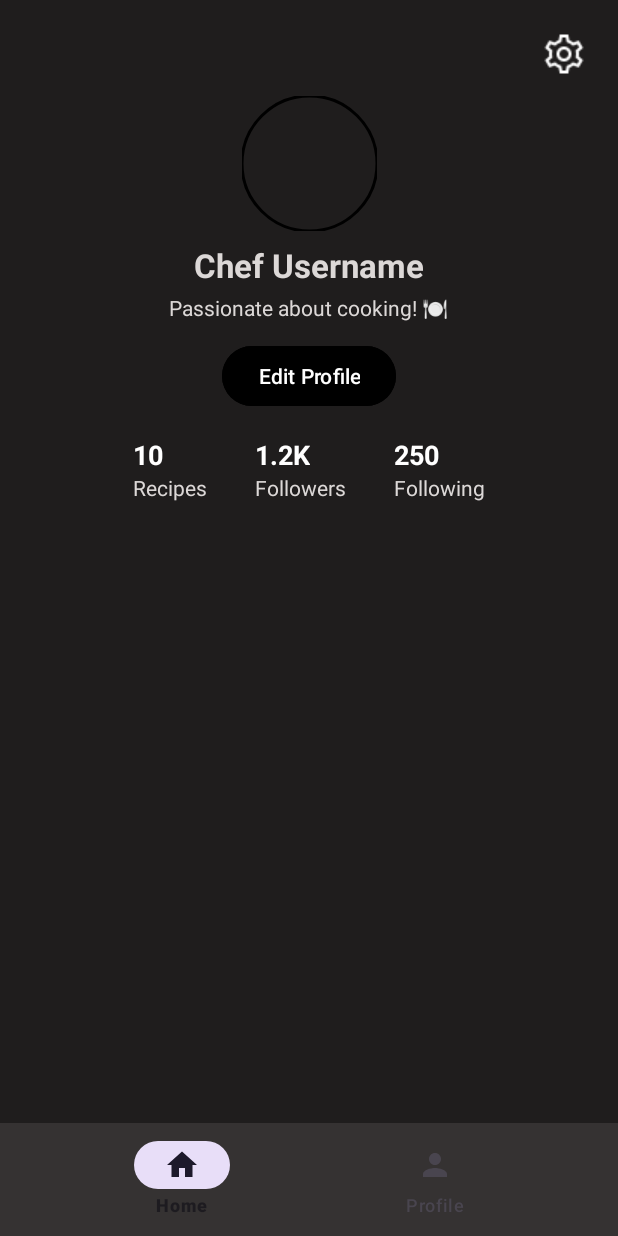
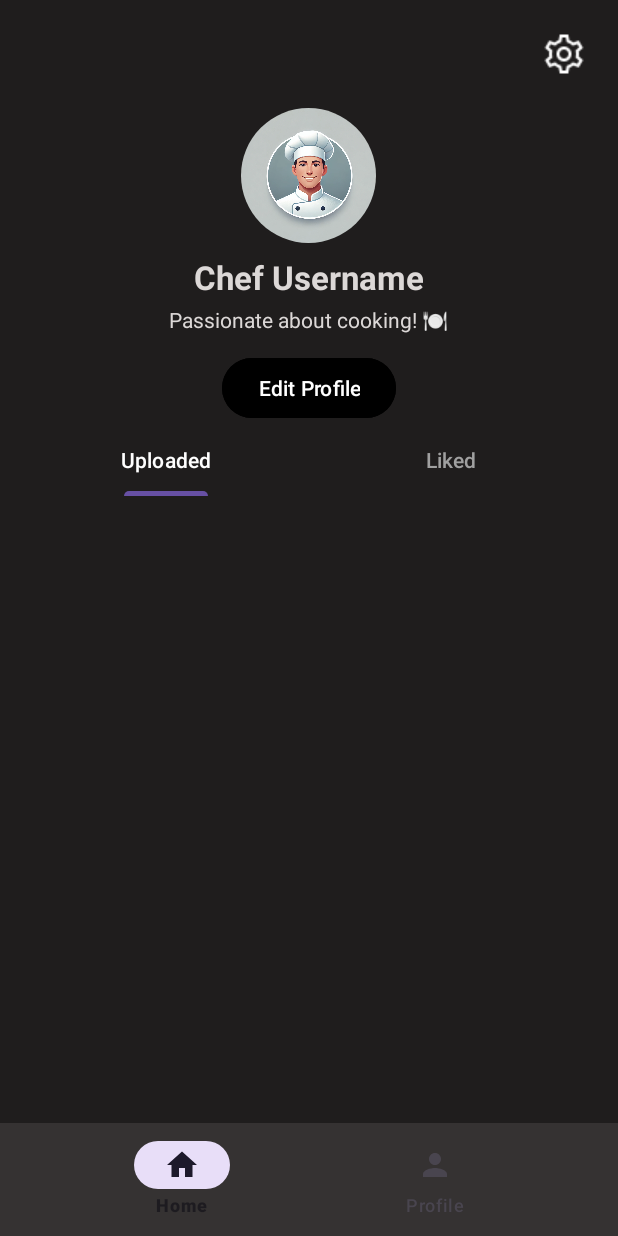
Before and after one commit to reuven1234/reuvenBagrut, an Android app: the fragment Profile_nav_Fragment placed in its activity, on a phone screen of 412 x 824 dp. Run offline under Robolectric (Android 15) with nearby library versions, the light colour scheme and no system bars; our stand-ins replace CircleImageView, Firebase (no records; nobody signed in at launch, a user with empty details on screens opened directly); 2 statements that could not run were skipped.

Commit message:
changed a little

```diff
--- /dev/null
+++ b/app/src/main/java/com/example/reuvenbagrut/LikedRecipesFragment.java
@@ -0,0 +1,60 @@
+package com.example.reuvenbagrut;
+
+import android.os.Bundle;
+import android.view.LayoutInflater;
+import android.view.View;
+import android.view.ViewGroup;
+
+import androidx.annotation.NonNull;
+import androidx.annotation.Nullable;
+import androidx.fragment.app.Fragment;
+import androidx.recyclerview.widget.GridLayoutManager;
+import androidx.recyclerview.widget.RecyclerView;
+
+import com.google.firebase.auth.FirebaseAuth;
+import com.google.firebase.firestore.DocumentSnapshot;
+import com.google.firebase.firestore.FirebaseFirestore;
+
+import java.util.ArrayList;
+import java.util.List;
+
+public class LikedRecipesFragment extends Fragment {
+
+    private RecyclerView recyclerView;
+    private RecipeAdapter adapter;
+    private List<Recipe> recipeList = new ArrayList<>();
+
+    public LikedRecipesFragment() {
+        // Required empty constructor
+    }
+
+    @Nullable
+    @Override
+    public View onCreateView(@NonNull LayoutInflater inflater, @Nullable ViewGroup container,
+                             @Nullable Bundle savedInstanceState) {
+        View view = inflater.inflate(R.layout.fragment_liked_recipes, container, false);
+        recyclerView = view.findViewById(R.id.likedRecyclerView);
+        recyclerView.setLayoutManager(new GridLayoutManager(getContext(), 3));
+        adapter = new RecipeAdapter(recipeList);
+        recyclerView.setAdapter(adapter);
+        loadLikedRecipes();
+        return view;
+    }
+
+    private void loadLikedRecipes() {
+        FirebaseFirestore.getInstance().collection("recipes")
+                .whereArrayContains("likes", FirebaseAuth.getInstance().getCurrentUser().getUid())
+                .get()
+                .addOnSuccessListener(queryDocumentSnapshots -> {
+                    recipeList.clear();
+                    for (DocumentSnapshot doc : queryDocumentSnapshots.getDocuments()) {
+                        Recipe recipe = doc.toObject(Recipe.class);
+                        if (recipe != null) {
+                            recipe.setId(doc.getId());
+                            recipeList.add(recipe);
+                        }
+                    }
+                    adapter.notifyDataSetChanged();
+                });
+    }
+}
--- /dev/null
+++ b/app/src/main/java/com/example/reuvenbagrut/ProfileTabsAdapter.java
@@ -0,0 +1,27 @@
+package com.example.reuvenbagrut;
+
+import androidx.annotation.NonNull;
+import androidx.fragment.app.Fragment;
+import androidx.viewpager2.adapter.FragmentStateAdapter;
+
+public class ProfileTabsAdapter extends FragmentStateAdapter {
+
+    public ProfileTabsAdapter(@NonNull Fragment fragment) {
+        super(fragment);
+    }
+
+    @Override
+    public int getItemCount() {
+        return 2; // Two tabs: Uploaded and Liked
+    }
+
+    @NonNull
+    @Override
+    public Fragment createFragment(int position) {
+        if (position == 0) {
+            return new UploadedRecipesFragment();
+        } else {
+            return new LikedRecipesFragment();
+        }
+    }
+}
--- a/app/src/main/java/com/example/reuvenbagrut/Profile_nav_Fragment.java
+++ b/app/src/main/java/com/example/reuvenbagrut/Profile_nav_Fragment.java
@@ -1,51 +1,88 @@
 package com.example.reuvenbagrut;
 
-import android.content.Intent;
 import android.graphics.Bitmap;
 import android.graphics.BitmapFactory;
-import android.os.Bundle;
-
-import androidx.fragment.app.Fragment;
-import androidx.fragment.app.FragmentTransaction;
-
 import android.util.Base64;
 import android.view.LayoutInflater;
 import android.view.View;
 import android.view.ViewGroup;
+
+import android.content.Intent;
+import android.util.Log;
 import android.widget.Button;
 import android.widget.ImageButton;
 import android.widget.TextView;
 
-import com.bumptech.glide.Glide;
-import com.bumptech.glide.load.engine.DiskCacheStrategy;
+import androidx.annotation.NonNull;
+import androidx.fragment.app.Fragment;
+import androidx.fragment.app.FragmentTransaction;
+import androidx.viewpager2.widget.ViewPager2;
+
+import com.google.android.material.tabs.TabLayout;
 import com.google.firebase.auth.FirebaseAuth;
 import com.google.firebase.auth.FirebaseUser;
 import com.google.firebase.firestore.FirebaseFirestore;
-import com.google.android.material.imageview.ShapeableImageView;
 
 public class Profile_nav_Fragment extends Fragment {
 
     private FirebaseUser user;
     private TextView hiTxt, bioTxt;
-    private ShapeableImageView profileImageView;
+    private de.hdodenhof.circleimageview.CircleImageView profileImageView;
     private Button editProfileBtn;
     private ImageButton settings;
+
+    // TabLayout and ViewPager2 for switching between recipe sections
+    private TabLayout tabLayout;
+    private ViewPager2 viewPager;
 
     public Profile_nav_Fragment() {
         // Required empty public constructor
     }
 
     @Override
-    public View onCreateView(LayoutInflater inflater, ViewGroup container,
-                             Bundle savedInstanceState) {
+    public View onCreateView(@NonNull LayoutInflater inflater, ViewGroup container,
+                             android.os.Bundle savedInstanceState) {
         View view = inflater.inflate(R.layout.fragment_profile_nav_, container, false);
+
+        // Bind header views
         settings = view.findViewById(R.id.settings);
         editProfileBtn = view.findViewById(R.id.editProfileBtn);
         hiTxt = view.findViewById(R.id.username);
         bioTxt = view.findViewById(R.id.bio);
         profileImageView = view.findViewById(R.id.profileImage);
+
+        // Bind TabLayout and ViewPager2
+        tabLayout = view.findViewById(R.id.tabs);
+        viewPager = view.findViewById(R.id.viewPager);
+
         user = FirebaseAuth.getInstance().getCurrentUser();
 
+        // Set up the ViewPager with the adapter that returns two fragments.
+        ProfileTabsAdapter adapter = new ProfileTabsAdapter(this);
+        viewPager.setAdapter(adapter);
+
+        // Attach the TabLayout with ViewPager2
+        tabLayout.addTab(tabLayout.newTab().setText("Uploaded"));
+        tabLayout.addTab(tabLayout.newTab().setText("Liked"));
+
+        // Sync TabLayout selection with ViewPager page changes
+        viewPager.registerOnPageChangeCallback(new ViewPager2.OnPageChangeCallback() {
+            @Override
+            public void onPageSelected(int position) {
+                if (tabLayout.getSelectedTabPosition() != position) {
+                    tabLayout.selectTab(tabLayout.getTabAt(position));
+                }
+            }
+        });
+        tabLayout.addOnTabSelectedListener(new TabLayout.OnTabSelectedListener() {
+            @Override public void onTabSelected(TabLayout.Tab tab) {
+                viewPager.setCurrentItem(tab.getPosition());
+            }
+            @Override public void onTabUnselected(TabLayout.Tab tab) {}
+            @Override public void onTabReselected(TabLayout.Tab tab) {}
+        });
+
+        // Set click listeners
         settings.setOnClickListener(v -> {
             Settings_nav_Fragment fragment1 = new Settings_nav_Fragment();
             FragmentTransaction transaction = getFragmentManager().beginTransaction();
@@ -67,9 +104,6 @@ public class Profile_nav_Fragment extends Fragment {
         super.onResume();
         refreshUserData();
     }
-
-
-// ...
 
     private void refreshUserData() {
         if (user != null) {
@@ -98,5 +132,4 @@ public class Profile_nav_Fragment extends Fragment {
                     });
         }
     }
-
 }
--- /dev/null
+++ b/app/src/main/java/com/example/reuvenbagrut/UploadedRecipesFragment.java
@@ -0,0 +1,60 @@
+package com.example.reuvenbagrut;
+
+import android.os.Bundle;
+import android.view.LayoutInflater;
+import android.view.View;
+import android.view.ViewGroup;
+
+import androidx.annotation.NonNull;
+import androidx.annotation.Nullable;
+import androidx.fragment.app.Fragment;
+import androidx.recyclerview.widget.GridLayoutManager;
+import androidx.recyclerview.widget.RecyclerView;
+
+import com.google.firebase.auth.FirebaseAuth;
+import com.google.firebase.firestore.DocumentSnapshot;
+import com.google.firebase.firestore.FirebaseFirestore;
+
+import java.util.ArrayList;
+import java.util.List;
+
+public class UploadedRecipesFragment extends Fragment {
+
+    private RecyclerView recyclerView;
+    private RecipeAdapter adapter;
+    private List<Recipe> recipeList = new ArrayList<>();
+
+    public UploadedRecipesFragment() {
+        // Required empty constructor
+    }
+
+    @Nullable
+    @Override
+    public View onCreateView(@NonNull LayoutInflater inflater, @Nullable ViewGroup container,
+                             @Nullable Bundle savedInstanceState) {
+        View view = inflater.inflate(R.layout.fragment_uploaded_recipes, container, false);
+        recyclerView = view.findViewById(R.id.uploadedRecyclerView);
+        recyclerView.setLayoutManager(new GridLayoutManager(getContext(), 3)); // 3 columns grid
+        adapter = new RecipeAdapter(recipeList);
+        recyclerView.setAdapter(adapter);
+        loadUploadedRecipes();
+        return view;
+    }
+
+    private void loadUploadedRecipes() {
+        FirebaseFirestore.getInstance().collection("recipes")
+                .whereEqualTo("authorId", FirebaseAuth.getInstance().getCurrentUser().getUid())
+                .get()
+                .addOnSuccessListener(queryDocumentSnapshots -> {
+                    recipeList.clear();
+                    for (DocumentSnapshot doc : queryDocumentSnapshots.getDocuments()) {
+                        Recipe recipe = doc.toObject(Recipe.class);
+                        if (recipe != null) {
+                            recipe.setId(doc.getId());
+                            recipeList.add(recipe);
+                        }
+                    }
+                    adapter.notifyDataSetChanged();
+                });
+    }
+}
--- /dev/null
+++ b/app/src/main/res/layout/fragment_liked_recipes.xml
@@ -0,0 +1,10 @@
+<?xml version="1.0" encoding="utf-8"?>
+<FrameLayout xmlns:android="http://schemas.android.com/apk/res/android"
+    android:layout_width="match_parent"
+    android:layout_height="match_parent">
+
+    <androidx.recyclerview.widget.RecyclerView
+        android:id="@+id/likedRecyclerView"
+        android:layout_width="match_parent"
+        android:layout_height="match_parent"/>
+</FrameLayout>
--- a/app/src/main/res/layout/fragment_profile_nav_.xml
+++ b/app/src/main/res/layout/fragment_profile_nav_.xml
@@ -1,165 +1,78 @@
 <?xml version="1.0" encoding="utf-8"?>
-<androidx.constraintlayout.widget.ConstraintLayout
-    xmlns:android="http://schemas.android.com/apk/res/android"
-    xmlns:app="http://schemas.android.com/apk/res-auto"
-    xmlns:tools="http://schemas.android.com/tools"
+<ScrollView xmlns:android="http://schemas.android.com/apk/res/android"
     android:layout_width="match_parent"
     android:layout_height="match_parent"
-    android:background="#1F1D1D"
-    tools:context=".Profile_nav_Fragment">
+    xmlns:app="http://schemas.android.com/apk/res-auto"
+    android:background="#1F1D1D">
 
-    <!-- Settings Button (Top Right) -->
+    <LinearLayout
+        android:layout_width="match_parent"
+        android:layout_height="wrap_content"
+        android:orientation="vertical"
+        android:padding="16dp">
+
+        <!-- Profile Header -->
         <ImageButton
             android:id="@+id/settings"
             android:layout_width="40dp"
             android:layout_height="40dp"
-        android:layout_margin="16dp"
+            android:layout_gravity="end"
             android:background="?attr/selectableItemBackgroundBorderless"
-        android:src="@drawable/icon"
-        app:layout_constraintEnd_toEndOf="parent"
-        app:layout_constraintTop_toTopOf="parent" />
+            android:src="@drawable/icon" />
 
-    <!-- Profile Picture -->
-    <com.google.android.material.imageview.ShapeableImageView
+        <de.hdodenhof.circleimageview.CircleImageView
             android:id="@+id/profileImage"
             android:layout_width="90dp"
             android:layout_height="90dp"
-        android:layout_marginTop="64dp"
-        android:scaleType="centerCrop"
-        app:layout_constraintStart_toStartOf="parent"
-        app:layout_constraintEnd_toEndOf="parent"
-        app:layout_constraintTop_toTopOf="parent"
-        app:shapeAppearanceOverlay="@style/RoundImage"
-        app:strokeColor="@color/black"
-        app:strokeWidth="2dp" />
+            android:layout_gravity="center_horizontal"
+            android:layout_marginTop="16dp"
+            android:src="@drawable/profile_pic" />
 
-    <!-- Username -->
         <TextView
             android:id="@+id/username"
             android:layout_width="wrap_content"
             android:layout_height="wrap_content"
+            android:layout_gravity="center_horizontal"
             android:layout_marginTop="8dp"
             android:text="Chef Username"
             android:textColor="#DCD8D7"
             android:textSize="22sp"
-        android:textStyle="bold"
-        app:layout_constraintTop_toBottomOf="@id/profileImage"
-        app:layout_constraintStart_toStartOf="parent"
-        app:layout_constraintEnd_toEndOf="parent" />
+            android:textStyle="bold" />
 
-    <!-- Bio -->
         <TextView
             android:id="@+id/bio"
             android:layout_width="wrap_content"
             android:layout_height="wrap_content"
+            android:layout_gravity="center_horizontal"
             android:layout_marginTop="4dp"
             android:text="Passionate about cooking! 🍽️"
             android:textColor="#DCD8D7"
-        android:textSize="14sp"
-        app:layout_constraintTop_toBottomOf="@id/username"
-        app:layout_constraintStart_toStartOf="parent"
-        app:layout_constraintEnd_toEndOf="parent" />
+            android:textSize="14sp" />
 
-    <!-- Edit Profile Button -->
         <Button
             android:id="@+id/editProfileBtn"
             android:layout_width="wrap_content"
             android:layout_height="wrap_content"
+            android:layout_gravity="center_horizontal"
             android:layout_marginTop="12dp"
             android:backgroundTint="@color/black"
             android:text="Edit Profile"
             android:textColor="@android:color/white"
-        android:textSize="14sp"
-        app:layout_constraintTop_toBottomOf="@id/bio"
-        app:layout_constraintStart_toStartOf="parent"
-        app:layout_constraintEnd_toEndOf="parent" />
+            android:textSize="14sp" />
 
-    <!-- Stats (Recipes, Followers, Following) -->
-    <LinearLayout
-        android:id="@+id/statsContainer"
-        android:layout_width="wrap_content"
+        <!-- Tabs for switching between recipe sections -->
+        <com.google.android.material.tabs.TabLayout
+            android:id="@+id/tabs"
+            android:layout_width="match_parent"
             android:layout_height="wrap_content"
-        android:layout_marginTop="16dp"
-        android:orientation="horizontal"
-        app:layout_constraintTop_toBottomOf="@id/editProfileBtn"
-        app:layout_constraintStart_toStartOf="parent"
-        app:layout_constraintEnd_toEndOf="parent">
+            android:background="#1F1D1D"
+            app:tabSelectedTextColor="#FFFFFF"
+            app:tabTextColor="#A0A0A0"/>
 
-        <!-- Recipes Count -->
-        <LinearLayout
-            android:layout_width="wrap_content"
-            android:layout_height="wrap_content"
-            android:orientation="vertical"
-            android:layout_marginEnd="32dp">
-            <TextView
-                android:id="@+id/recipesCount"
-                android:layout_width="wrap_content"
-                android:layout_height="wrap_content"
-                android:text="10"
-                android:textColor="#FFFFFF"
-                android:textSize="18sp"
-                android:textStyle="bold"/>
-            <TextView
-                android:layout_width="wrap_content"
-                android:layout_height="wrap_content"
-                android:text="Recipes"
-                android:textColor="#DCD8D7"
-                android:textSize="14sp"/>
+        <androidx.viewpager2.widget.ViewPager2
+            android:id="@+id/viewPager"
+            android:layout_width="match_parent"
+            android:layout_height="wrap_content" />
+
     </LinearLayout>
-
-        <!-- Followers Count -->
-        <LinearLayout
-            android:layout_width="wrap_content"
-            android:layout_height="wrap_content"
-            android:orientation="vertical"
-            android:layout_marginEnd="32dp">
-            <TextView
-                android:id="@+id/followersCount"
-                android:layout_width="wrap_content"
-                android:layout_height="wrap_content"
-                android:text="1.2K"
-                android:textColor="#FFFFFF"
-                android:textSize="18sp"
-                android:textStyle="bold"/>
-            <TextView
-                android:layout_width="wrap_content"
-                android:layout_height="wrap_content"
-                android:text="Followers"
-                android:textColor="#DCD8D7"
-                android:textSize="14sp"/>
-        </LinearLayout>
-
-        <!-- Following Count -->
-        <LinearLayout
-            android:layout_width="wrap_content"
-            android:layout_height="wrap_content"
-            android:orientation="vertical">
-            <TextView
-                android:id="@+id/followingCount"
-                android:layout_width="wrap_content"
-                android:layout_height="wrap_content"
-                android:text="250"
-                android:textColor="#FFFFFF"
-                android:textSize="18sp"
-                android:textStyle="bold"/>
-            <TextView
-                android:layout_width="wrap_content"
-                android:layout_height="wrap_content"
-                android:text="Following"
-                android:textColor="#DCD8D7"
-                android:textSize="14sp"/>
-        </LinearLayout>
-    </LinearLayout>
-
-    <!-- Recipes Grid/List -->
-    <androidx.recyclerview.widget.RecyclerView
-        android:id="@+id/recipesRecyclerView"
-        android:layout_width="match_parent"
-        android:layout_height="0dp"
-        android:layout_marginTop="16dp"
-        app:layout_constraintTop_toBottomOf="@id/statsContainer"
-        app:layout_constraintBottom_toBottomOf="parent"
-        app:layoutManager="androidx.recyclerview.widget.GridLayoutManager"
-        tools:listitem="@layout/item_recipe" />
-
-</androidx.constraintlayout.widget.ConstraintLayout>
+</ScrollView>
--- /dev/null
+++ b/app/src/main/res/layout/fragment_uploaded_recipes.xml
@@ -0,0 +1,10 @@
+<?xml version="1.0" encoding="utf-8"?>
+<FrameLayout xmlns:android="http://schemas.android.com/apk/res/android"
+    android:layout_width="match_parent"
+    android:layout_height="match_parent">
+
+    <androidx.recyclerview.widget.RecyclerView
+        android:id="@+id/uploadedRecyclerView"
+        android:layout_width="match_parent"
+        android:layout_height="match_parent"/>
+</FrameLayout>
```
Lines whose indentation alone changed are shown as unchanged.
